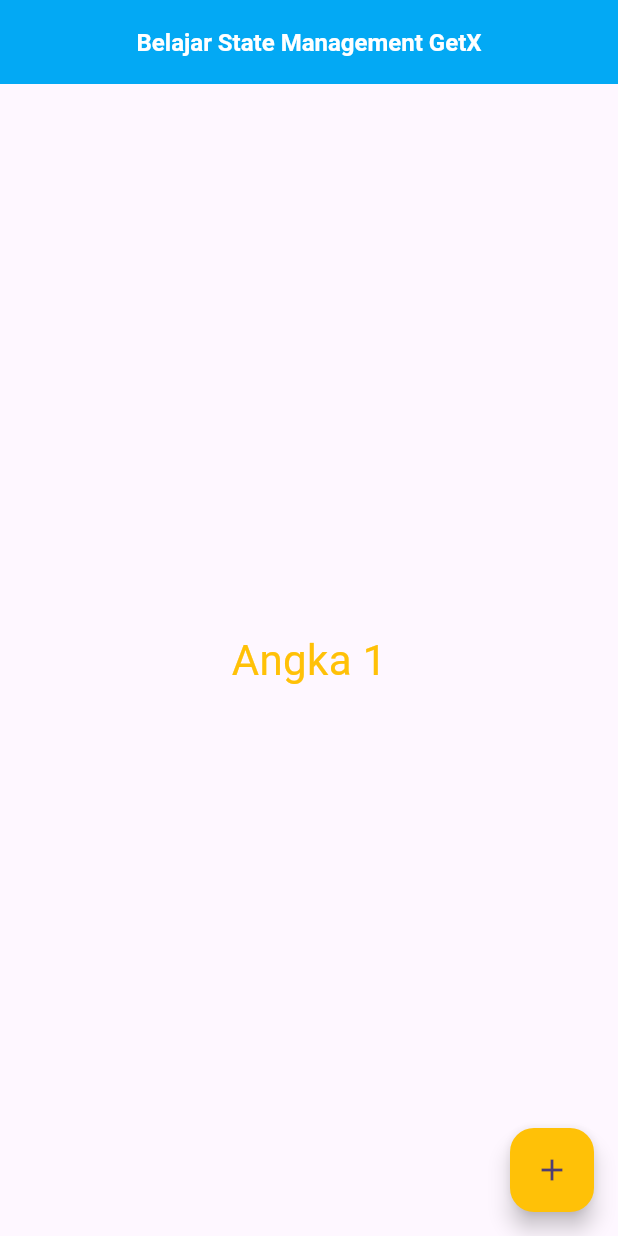
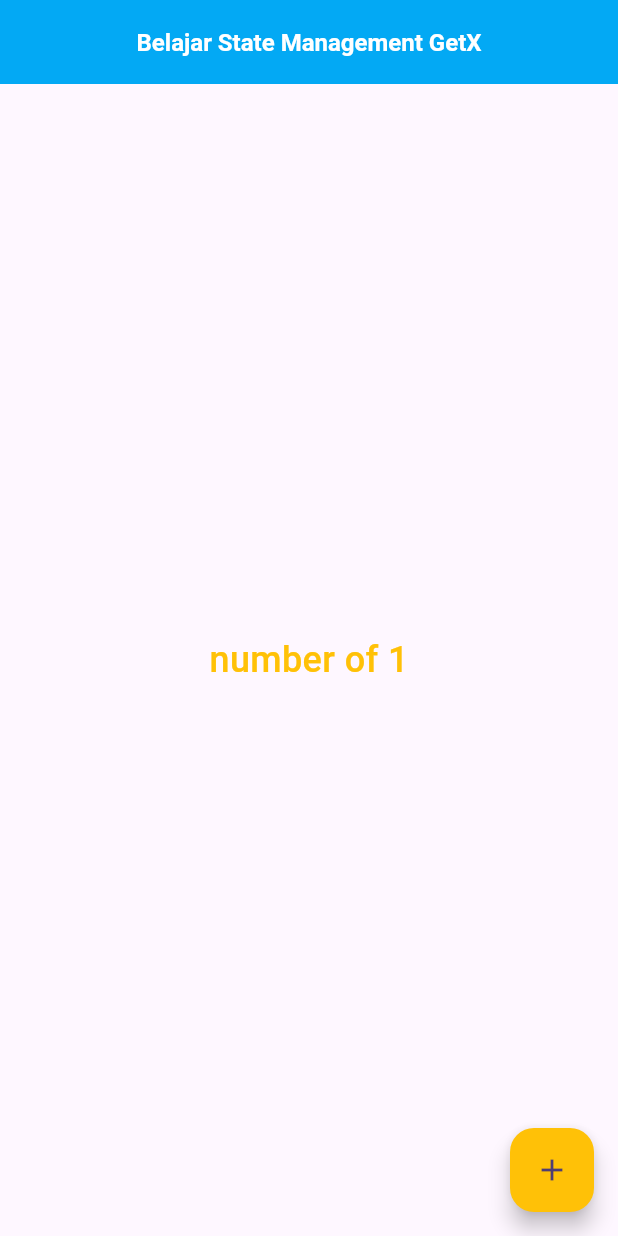
Before and after one commit to AdamNizam/belajar_flutter_getx, a Flutter app: the screen it shows after launch, after a tap on the "add" icon, on a phone screen of 412 x 824 dp. Run offline on Flutter 3.47's test engine with Material 3 defaults, Android fonts, the phone set to English and light mode, and no system bars; our stand-ins replace get.

Commit message:
Reactive GetX

```diff
--- a/lib/controllers/controller.dart
+++ b/lib/controllers/controller.dart
@@ -1,7 +1,18 @@
+import 'package:belajar_getx/models/model.dart';
 import 'package:get/get.dart';
 
 class Controller extends GetxController {
   var count = 0.obs;
-  increment() => count++;
+  var m = Model(name: 'Adm', age: 12).obs;
+
+  void increment() {
+    count++;
+    m.update(
+      (val) {
+        val!.name = val.name.toUpperCase();
+      },
+    );
+  }
+
   decrement() => count--;
 }
--- a/lib/main.dart
+++ b/lib/main.dart
@@ -1,6 +1,5 @@
 import 'package:belajar_getx/pages/home.dart';
 import 'package:flutter/material.dart';
-import 'package:get/get.dart';
 
 void main() {
   runApp(const MyApp());
@@ -12,7 +11,7 @@ class MyApp extends StatelessWidget {
   // This widget is the root of your application.
   @override
   Widget build(BuildContext context) {
-    return GetMaterialApp(
+    return MaterialApp(
       title: 'Flutter Getx',
       theme: ThemeData(
         colorScheme: ColorScheme.fromSeed(seedColor: Colors.deepPurple),
--- a/lib/models/model.dart
+++ b/lib/models/model.dart
@@ -1,4 +1,6 @@
 class Model {
-  var name = 'Adm Nizam';
-  var age = 22;
+  String name;
+  int age;
+
+  Model({required this.name, required this.age});
 }
--- a/lib/pages/home.dart
+++ b/lib/pages/home.dart
@@ -1,5 +1,4 @@
 import 'package:belajar_getx/controllers/controller.dart';
-import 'package:belajar_getx/models/model.dart';
 import 'package:flutter/material.dart';
 import 'package:get/get.dart';
 
@@ -8,8 +7,6 @@ class MyHome extends StatelessWidget {
 
   @override
   Widget build(BuildContext context) {
-    final c = Get.put(Controller());
-    final m = Model();
     return Scaffold(
       appBar: AppBar(
         title: const Center(
@@ -25,17 +22,21 @@ class MyHome extends StatelessWidget {
         backgroundColor: Colors.lightBlue,
       ),
       body: Center(
-        child: Obx(() => Text(
-              'Angka ${c.count}',
-              style: const TextStyle(
-                fontSize: 28,
-                color: Colors.amber,
-              ),
-            )),
+        child: GetX<Controller>(
+          init: Controller(),
+          builder: ((controller) => Text(
+                'number of ${controller.count.value}',
+                style: const TextStyle(
+                  fontSize: 24,
+                  color: Colors.amber,
+                  fontWeight: FontWeight.w500,
+                ),
+              )),
+        ),
       ),
       floatingActionButton: FloatingActionButton(
         onPressed: () {
-          c.increment();
+          Get.find<Controller>().increment();
         },
         backgroundColor: Colors.amber,
         child: const Icon(Icons.add),
--- a/lib/pages/other.dart
+++ /dev/null
@@ -1,16 +0,0 @@
-import 'package:belajar_getx/controllers/controller.dart';
-import 'package:flutter/material.dart';
-import 'package:get/get.dart';
-
-class Other extends StatelessWidget {
-  final c = Get.find<Controller>();
-
-  @override
-  Widget build(BuildContext context) {
-    return Scaffold(
-      body: Center(
-        child: Text('${c.count}'),
-      ),
-    );
-  }
-}
```
